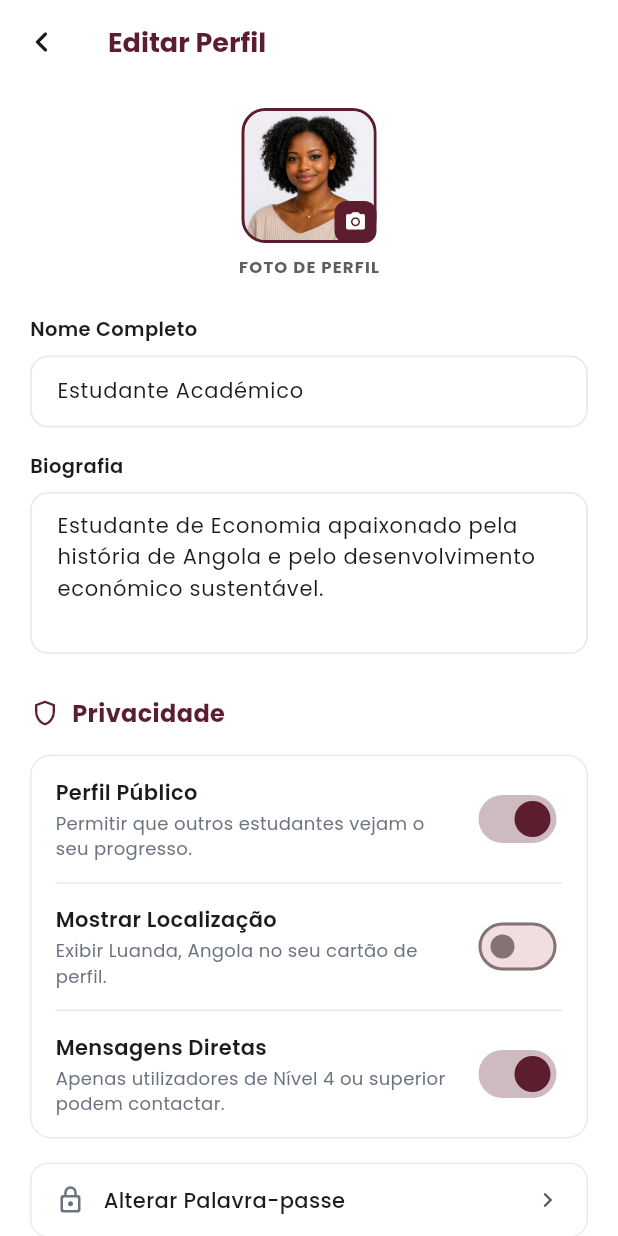
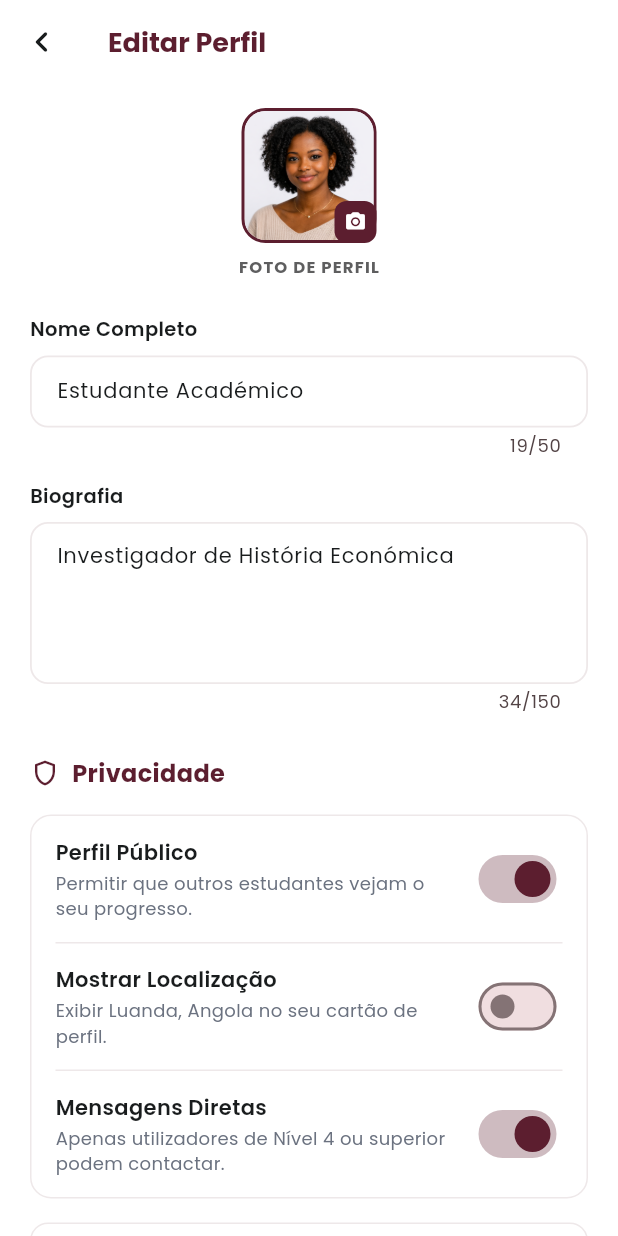
Before and after one commit to Jorgevictor26/economia-com-historia, a Flutter app: the PerfilScreen screen opened directly, after a tap on "Editar Perfil", on a phone screen of 412 x 824 dp. Run offline on Flutter 3.47's test engine with Material 3 defaults, Android fonts, the phone set to English and light mode, and no system bars; our stand-ins replace google_sign_in, image_picker, shared_preferences; accounts and stored records are empty.

Commit message:
Forum, Perfil and  podcast Major changes

```diff
--- a/FrontEnd-Mobile/lib/Screens/editar_perfil_screen.dart
+++ b/FrontEnd-Mobile/lib/Screens/editar_perfil_screen.dart
@@ -4,9 +4,18 @@ import 'package:economica_com_historia/widgets/app_bar_principal.dart';
 import 'dart:io';
 import 'package:image_picker/image_picker.dart';
 import 'package:economica_com_historia/screens/repor_palavra_passe.dart';
+import 'package:economica_com_historia/service/perfil_service.dart';
+import 'package:provider/provider.dart';
 
 class EditarPerfilScreen extends StatefulWidget {
-  const EditarPerfilScreen({super.key});
+  final String nomeInicial;
+  final String bioInicial;
+
+  const EditarPerfilScreen({
+    super.key,
+    this.nomeInicial = 'Estudante Académico',
+    this.bioInicial = 'Investigador de História Económica',
+  });
 
   @override
   State<EditarPerfilScreen> createState() => _EditarPerfilScreenState();
@@ -77,11 +86,8 @@ class _EditarPerfilScreenState extends State<EditarPerfilScreen> {
     );
   }
 
-  final _nomeController = TextEditingController(text: 'Estudante Académico');
-  final _bioController = TextEditingController(
-    text:
-        'Estudante de Economia apaixonado pela história de Angola e pelo desenvolvimento económico sustentável.',
-  );
+  late final _nomeController = TextEditingController(text: widget.nomeInicial);
+  late final _bioController = TextEditingController(text: widget.bioInicial);
 
   bool _perfilPublico = true;
   bool _mostrarLocalizacao = false;
@@ -128,7 +134,11 @@ class _EditarPerfilScreenState extends State<EditarPerfilScreen> {
                 ),
               ),
               const SizedBox(height: 8),
-              _CampoTexto(controller: _nomeController, maxLines: 1),
+              _CampoTexto(
+                controller: _nomeController,
+                maxLines: 1,
+                maxCaracteres: 50,
+              ),
               const SizedBox(height: 16),
               const Text(
                 'Biografia',
@@ -139,7 +149,11 @@ class _EditarPerfilScreenState extends State<EditarPerfilScreen> {
                 ),
               ),
               const SizedBox(height: 8),
-              _CampoTexto(controller: _bioController, maxLines: 4),
+              _CampoTexto(
+                controller: _bioController,
+                maxLines: 4,
+                maxCaracteres: 150,
+              ),
               const SizedBox(height: 28),
               Row(
                 children: const [
@@ -213,6 +227,37 @@ class _EditarPerfilScreenState extends State<EditarPerfilScreen> {
                 label: 'Preferências de Notificação',
                 onTap: () {},
               ),
+
+              const SizedBox(height: 24),
+              SizedBox(
+                width: double.infinity,
+                height: 50,
+                child: ElevatedButton(
+                  onPressed: () {
+                    Provider.of<PerfilService>(
+                      context,
+                      listen: false,
+                    ).atualizarPerfil(
+                      _nomeController.text,
+                      _bioController.text,
+                    );
+                    Navigator.pop(context);
+                  },
+                  style: ElevatedButton.styleFrom(
+                    backgroundColor: AppColors.primary,
+                    foregroundColor: Colors.white,
+                    shape: RoundedRectangleBorder(
+                      borderRadius: BorderRadius.circular(12),
+                    ),
+                    textStyle: const TextStyle(
+                      fontSize: 15,
+                      fontWeight: FontWeight.w700,
+                    ),
+                  ),
+                  child: const Text('Guardar Alterações'),
+                ),
+              ),
+
               const SizedBox(height: 32),
             ],
           ),
@@ -299,14 +344,20 @@ class _FotoPerfil extends StatelessWidget {
 class _CampoTexto extends StatelessWidget {
   final TextEditingController controller;
   final int maxLines;
+  final int maxCaracteres;
 
-  const _CampoTexto({required this.controller, required this.maxLines});
+  const _CampoTexto({
+    required this.controller,
+    required this.maxLines,
+    this.maxCaracteres = 9999,
+  });
 
   @override
   Widget build(BuildContext context) {
     return TextField(
       controller: controller,
       maxLines: maxLines,
+      maxLength: maxCaracteres,
       style: const TextStyle(fontSize: 14, color: AppColors.textDark),
       decoration: InputDecoration(
         filled: true,
--- a/FrontEnd-Mobile/lib/Screens/esqueceu_senha_screen.dart
+++ b/FrontEnd-Mobile/lib/Screens/esqueceu_senha_screen.dart
@@ -2,7 +2,7 @@ import 'package:flutter/material.dart';
 
 import '../widgets/auth_widgets.dart';
 import '../theme/app_colors.dart';
-import '../screens/repor_palavra_passe.dart';
+import 'repor_palavra_passe.dart';
 
 class EsqueceuSenhaScreen extends StatefulWidget {
   const EsqueceuSenhaScreen({super.key});
--- a/FrontEnd-Mobile/lib/Screens/explorar_conteudo_screen.dart
+++ b/FrontEnd-Mobile/lib/Screens/explorar_conteudo_screen.dart
@@ -1,7 +1,7 @@
 import 'package:flutter/material.dart';
 import 'package:economica_com_historia/theme/app_colors.dart';
 import 'package:economica_com_historia/widgets/app_bar_principal.dart';
-import 'package:economica_com_historia/Screens/conteudo_screen.dart';
+import 'package:economica_com_historia/screens/conteudo_screen.dart';
 
 class ExplorarConteudoScreen extends StatefulWidget {
   const ExplorarConteudoScreen({super.key});
--- a/FrontEnd-Mobile/lib/Screens/forum_screen.dart
+++ b/FrontEnd-Mobile/lib/Screens/forum_screen.dart
@@ -1,7 +1,7 @@
 import 'package:flutter/material.dart';
 import 'package:economica_com_historia/theme/app_colors.dart';
-import 'package:economica_com_historia/Screens/sala_de_debate_screen.dart';
-import 'package:economica_com_historia/Screens/criar_sala_debate_screen.dart';
+import 'package:economica_com_historia/screens/sala_de_debate_screen.dart';
+import 'package:economica_com_historia/screens/criar_sala_debate_screen.dart';
 import 'package:economica_com_historia/widgets/app_bar_principal.dart';
 
 class ForumScreen extends StatefulWidget {
@@ -42,7 +42,7 @@ class _ForumScreenState extends State<ForumScreen> {
       membros: '442 membros',
       tempo: 'há 4h',
       isPrivado: false,
-      destaque: true,
+      destaque: false,
     ),
   ];
 
--- a/FrontEnd-Mobile/lib/Screens/perfil_screen.dart
+++ b/FrontEnd-Mobile/lib/Screens/perfil_screen.dart
@@ -1,8 +1,10 @@
 import 'package:flutter/material.dart';
 import 'package:economica_com_historia/theme/app_colors.dart';
-import 'package:economica_com_historia/Screens/editar_perfil_screen.dart';
+import 'package:economica_com_historia/screens/editar_perfil_screen.dart';
 import 'package:economica_com_historia/widgets/app_bar_principal.dart';
 import 'package:economica_com_historia/screens/login_screen.dart';
+import 'package:economica_com_historia/service/perfil_service.dart';
+import 'package:provider/provider.dart';
 
 class PerfilScreen extends StatelessWidget {
   const PerfilScreen({super.key});
@@ -12,13 +14,11 @@ class PerfilScreen extends StatelessWidget {
       titulo: 'Comércio Trans-Saariano',
       proxima: 'As Rotas de Sal e Ouro',
       progresso: 0.75,
-      icone: Icons.account_balance_outlined,
     ),
     _CursoProgresso(
       titulo: 'Moedas Coloniais em Angola',
       proxima: 'O Real Português',
       progresso: 0.33,
-      icone: Icons.savings_outlined,
     ),
   ];
 
@@ -63,9 +63,17 @@ class PerfilScreen extends StatelessWidget {
             sliver: SliverList(
               delegate: SliverChildListDelegate([
                 const SizedBox(height: 8),
-                _CabecalhoPerfil(),
+                // ── CABEÇALHO COM NOME E BIO ──────────────────────
+                Consumer<PerfilService>(
+                  builder: (_, perfilService, __) => _CabecalhoPerfil(
+                    nome: perfilService.nome,
+                    bio: perfilService.bio,
+                  ),
+                ),
                 const SizedBox(height: 16),
-                Center(
+                // ── BOTÃO EDITAR ──────────────────────────────────
+                Consumer<PerfilService>(
+                  builder: (_, perfilService, __) => Center(
                     child: SizedBox(
                       height: 44,
                       width: 160,
@@ -73,7 +81,10 @@ class PerfilScreen extends StatelessWidget {
                         onPressed: () => Navigator.push(
                           context,
                           MaterialPageRoute(
-                          builder: (_) => const EditarPerfilScreen(),
+                            builder: (_) => EditarPerfilScreen(
+                              nomeInicial: perfilService.nome,
+                              bioInicial: perfilService.bio,
+                            ),
                           ),
                         ),
                         icon: const Icon(Icons.edit_outlined, size: 16),
@@ -88,6 +99,7 @@ class PerfilScreen extends StatelessWidget {
                           textStyle: const TextStyle(
                             fontSize: 14,
                             fontWeight: FontWeight.w600,
+                          ),
                         ),
                       ),
                     ),
@@ -141,6 +153,11 @@ class PerfilScreen extends StatelessWidget {
 }
 
 class _CabecalhoPerfil extends StatelessWidget {
+  final String nome;
+  final String bio;
+
+  const _CabecalhoPerfil({required this.nome, required this.bio});
+
   @override
   Widget build(BuildContext context) {
     return Column(
@@ -155,7 +172,7 @@ class _CabecalhoPerfil extends StatelessWidget {
           child: ClipRRect(
             borderRadius: BorderRadius.circular(14),
             child: Image.asset(
-              '/images/Imagem_perfil.png',
+              'assets/images/Imagem_perfil.png',
               fit: BoxFit.cover,
               errorBuilder: (_, __, ___) => Container(
                 color: const Color(0xFFEEE8E9),
@@ -169,18 +186,27 @@ class _CabecalhoPerfil extends StatelessWidget {
           ),
         ),
         const SizedBox(height: 12),
-        const Text(
-          'Estudante Académico',
-          style: TextStyle(
+        Text(
+          nome,
+          style: const TextStyle(
             fontSize: 20,
             fontWeight: FontWeight.w800,
             color: AppColors.textDark,
           ),
         ),
         const SizedBox(height: 4),
-        const Text(
-          'Investigador de História Económica',
-          style: TextStyle(fontSize: 13, color: AppColors.textMedium),
+        if (bio.isNotEmpty)
+          Padding(
+            padding: const EdgeInsets.symmetric(horizontal: 20),
+            child: Text(
+              bio,
+              textAlign: TextAlign.center,
+              style: const TextStyle(
+                fontSize: 13,
+                color: AppColors.textMedium,
+                height: 1.45,
+              ),
+            ),
           ),
       ],
     );
@@ -260,13 +286,11 @@ class _CursoProgresso {
   final String titulo;
   final String proxima;
   final double progresso;
-  final IconData icone;
 
   const _CursoProgresso({
     required this.titulo,
     required this.proxima,
     required this.progresso,
-    required this.icone,
   });
 }
 
@@ -286,15 +310,6 @@ class _CursoCard extends StatelessWidget {
       ),
       child: Row(
         children: [
-          Container(
-            width: 44,
-            height: 44,
-            decoration: BoxDecoration(
-              color: const Color(0xFFF0EAEA),
-              borderRadius: BorderRadius.circular(10),
-            ),
-            child: Icon(curso.icone, color: AppColors.primary, size: 22),
-          ),
           const SizedBox(width: 12),
           Expanded(
             child: Column(
--- a/FrontEnd-Mobile/lib/Screens/podcast_screen.dart
+++ b/FrontEnd-Mobile/lib/Screens/podcast_screen.dart
@@ -1,6 +1,6 @@
 import 'package:flutter/material.dart';
 import 'package:economica_com_historia/theme/app_colors.dart';
-import 'package:economica_com_historia/Screens/podcast_selecionado_screen.dart';
+import 'package:economica_com_historia/screens/podcast_selecionado_screen.dart';
 import 'package:economica_com_historia/widgets/app_bar_principal.dart';
 
 class PodcastScreen extends StatefulWidget {
--- a/FrontEnd-Mobile/lib/Screens/sala_de_debate_screen.dart
+++ b/FrontEnd-Mobile/lib/Screens/sala_de_debate_screen.dart
@@ -237,7 +237,7 @@ class _BolhaMensagem extends StatelessWidget {
               child: Row(
                 children: [
                   const Icon(
-                    Icons.thumb_up_outlined,
+                    Icons.favorite_border_rounded,
                     size: 15,
                     color: AppColors.textLight,
                   ),
--- a/FrontEnd-Mobile/lib/Screens/selecao_quiz_screen.dart
+++ b/FrontEnd-Mobile/lib/Screens/selecao_quiz_screen.dart
@@ -1,6 +1,6 @@
 import 'package:flutter/material.dart';
 import 'package:economica_com_historia/theme/app_colors.dart';
-import 'package:economica_com_historia/Screens/praticar_quiz_screen.dart';
+import 'package:economica_com_historia/screens/praticar_quiz_screen.dart';
 import 'package:economica_com_historia/widgets/app_bar_principal.dart';
 
 class SelecaoQuizScreen extends StatefulWidget {
--- a/FrontEnd-Mobile/lib/main.dart
+++ b/FrontEnd-Mobile/lib/main.dart
@@ -7,20 +7,22 @@ import 'package:economica_com_historia/screens/splash_screen.dart';
 import 'package:economica_com_historia/screens/login_screen.dart';
 import 'package:economica_com_historia/screens/criar_conta_screen.dart';
 import 'package:economica_com_historia/Screens/Explorar_conteudo_screen.dart';
-import 'package:economica_com_historia/Screens/criar_sala_debate_screen.dart';
-import 'package:economica_com_historia/Screens/editar_perfil_screen.dart';
-import 'package:economica_com_historia/Screens/perfil_screen.dart';
-import 'package:economica_com_historia/Screens/praticar_quiz_screen.dart';
-import 'package:economica_com_historia/Screens/favoritos_screen.dart';
-import 'package:economica_com_historia/Screens/selecao_quiz_screen.dart';
-import 'package:economica_com_historia/Screens/discussao_screen.dart';
-import 'package:economica_com_historia/Screens/notificacoes_screen.dart';
-import 'package:economica_com_historia/Screens/podcast_screen.dart';
-import 'package:economica_com_historia/Screens/conteudo_screen.dart';
-import 'package:economica_com_historia/Screens/podcast_selecionado_screen.dart';
-import 'package:economica_com_historia/Screens/sala_de_debate_screen.dart';
-import 'package:economica_com_historia/Screens/forum_screen.dart';
+import 'package:economica_com_historia/screens/criar_sala_debate_screen.dart';
+import 'package:economica_com_historia/screens/editar_perfil_screen.dart';
+import 'package:economica_com_historia/screens/perfil_screen.dart';
+import 'package:economica_com_historia/screens/praticar_quiz_screen.dart';
+import 'package:economica_com_historia/screens/favoritos_screen.dart';
+import 'package:economica_com_historia/screens/selecao_quiz_screen.dart';
+import 'package:economica_com_historia/screens/discussao_screen.dart';
+import 'package:economica_com_historia/screens/notificacoes_screen.dart';
+import 'package:economica_com_historia/screens/podcast_screen.dart';
+import 'package:economica_com_historia/screens/conteudo_screen.dart';
+import 'package:economica_com_historia/screens/podcast_selecionado_screen.dart';
+import 'package:economica_com_historia/screens/sala_de_debate_screen.dart';
+import 'package:economica_com_historia/screens/forum_screen.dart';
 import 'package:economica_com_historia/shared/main_navigation_screen.dart';
+import 'package:provider/provider.dart';
+import 'package:economica_com_historia/service/perfil_service.dart';
 
 Future<void> main() async {
   // Obrigatório antes de acessar plugins nativos
@@ -34,7 +36,9 @@ class EconomiaApp extends StatelessWidget {
 
   @override
   Widget build(BuildContext context) {
-    return MaterialApp(
+    return MultiProvider(
+      providers: [ChangeNotifierProvider(create: (_) => PerfilService())],
+      child: MaterialApp(
         debugShowCheckedModeBanner: false,
         title: 'Economia com História',
         theme: AppTheme.lightTheme,
@@ -58,6 +62,7 @@ class EconomiaApp extends StatelessWidget {
         //home: const PodcastSelecionadoScreen(),
         //home: const ConteudoScreen(),
         //home: const MainNavigationScreen(),
+      ),
     );
   }
 }
--- /dev/null
+++ b/FrontEnd-Mobile/lib/service/perfil_service.dart
@@ -0,0 +1,15 @@
+import 'package:flutter/material.dart';
+
+class PerfilService extends ChangeNotifier {
+  String _nome = 'Estudante Académico';
+  String _bio = 'Investigador de História Económica';
+
+  String get nome => _nome;
+  String get bio => _bio;
+
+  void atualizarPerfil(String nome, String bio) {
+    _nome = nome;
+    _bio = bio;
+    notifyListeners();
+  }
+}
--- a/FrontEnd-Mobile/lib/widgets/app_bar_principal.dart
+++ b/FrontEnd-Mobile/lib/widgets/app_bar_principal.dart
@@ -1,8 +1,8 @@
 import 'package:flutter/material.dart';
 import '../theme/app_colors.dart';
-import '../Screens/notificacoes_screen.dart';
-import '../Screens/favoritos_screen.dart';
-import 'package:economica_com_historia/Screens/favoritos_screen.dart';
+import '../screens/notificacoes_screen.dart';
+import '../screens/favoritos_screen.dart';
+import 'package:economica_com_historia/screens/favoritos_screen.dart';
 import 'search_modal.dart';
 
 class AppBarPrincipal extends StatelessWidget implements PreferredSizeWidget {
--- a/FrontEnd-Mobile/pubspec.yaml
+++ b/FrontEnd-Mobile/pubspec.yaml
@@ -30,6 +30,7 @@ environment:
 dependencies:
   flutter:
     sdk: flutter
+  provider: ^6.0.0
 
   # The following adds the Cupertino Icons font to your application.
   # Use with the CupertinoIcons class for iOS style icons.
```
Also changed, not shown: FrontEnd-Mobile/lib/shared/main_navigation_screen.dart (+7 -7 lines), FrontEnd-Mobile/pubspec.lock. Lines whose indentation alone changed are shown as unchanged.
